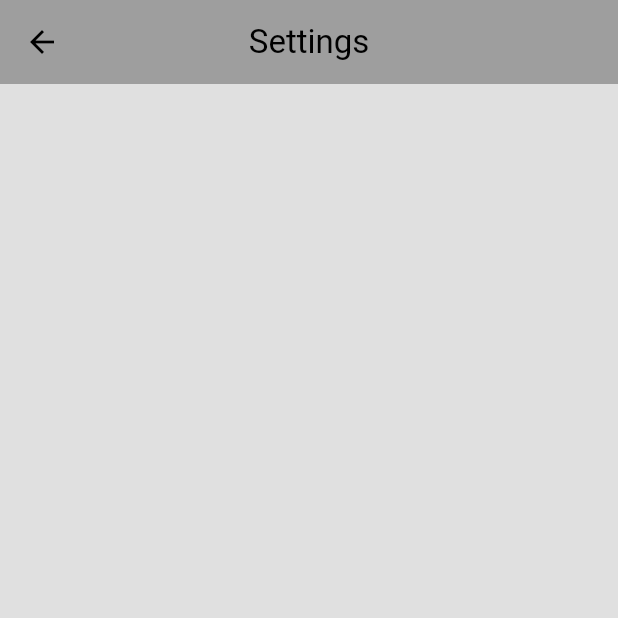
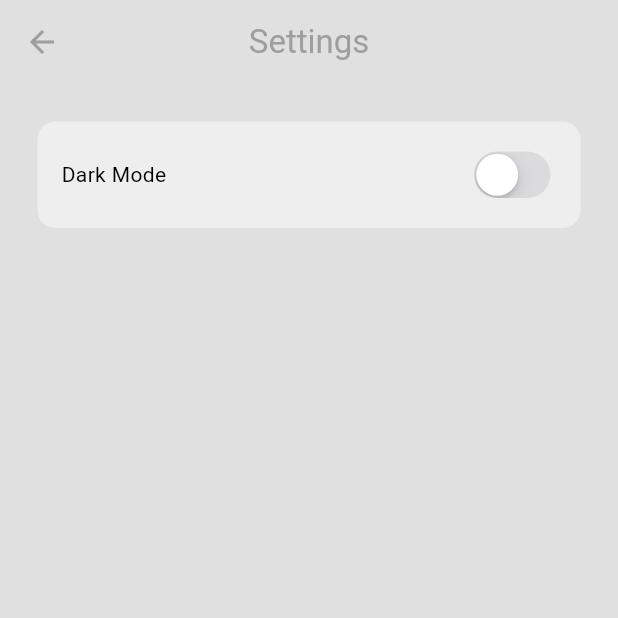
Before and after one commit to Sahilshaikh11/chatApp, a Flutter app: the screen it shows once a user with an empty profile is signed in, in the side drawer, after a tap on "S E T T I N G S", on a phone screen of 412 x 824 dp, the top half of it. Run offline on Flutter 3.47's test engine with Material 3 defaults, Android fonts, the phone set to English and light mode, and no system bars; our stand-ins replace cloud_firestore, firebase_auth, firebase_core; accounts and stored records are empty; network calls fail.

Commit message:
chat bubble/dark mode/enhanced chat functionality

```diff
--- a/lib/main.dart
+++ b/lib/main.dart
@@ -1,15 +1,22 @@
 import 'package:chat_app/services/auth/auth_gate.dart';
 import 'package:chat_app/firebase_options.dart';
 import 'package:chat_app/themes/light_mode.dart';
+import 'package:chat_app/themes/theme_provider.dart';
 import 'package:firebase_core/firebase_core.dart';
 import 'package:flutter/material.dart';
+import 'package:provider/provider.dart';
 
 void main() async {
   WidgetsFlutterBinding.ensureInitialized();
   await Firebase.initializeApp(
     options: DefaultFirebaseOptions.currentPlatform,
   );
-  runApp(const MyApp());
+  runApp(
+    ChangeNotifierProvider(
+      create: (context) => ThemeProvider(),
+      child: const MyApp(),
+    ),
+  );
 }
 
 class MyApp extends StatelessWidget {
@@ -21,7 +28,7 @@ class MyApp extends StatelessWidget {
     return MaterialApp(
       debugShowCheckedModeBanner: false,
       home: const AuthGate(),
-      theme: lightMode,
+      theme: Provider.of<ThemeProvider>(context).themeData,
     );
   }
 }
--- a/lib/pages/home_page.dart
+++ b/lib/pages/home_page.dart
@@ -19,12 +19,14 @@ class HomePage extends StatelessWidget {
           title: Text(
             'Home',
             style: TextStyle(
-              color: Theme.of(context).colorScheme.tertiary,
+              color: Theme.of(context).colorScheme.primary,
             ),
           ),
-          backgroundColor: Theme.of(context).colorScheme.primary,
+          backgroundColor: Colors.transparent,
+          foregroundColor: Colors.grey,
+          elevation: 0,
           iconTheme: IconThemeData(
-            color: Theme.of(context).colorScheme.tertiary,
+            color: Theme.of(context).colorScheme.primary,
           )),
       drawer: const MyDrawer(),
       body: _buildUserStream(),
--- a/lib/pages/settings_page.dart
+++ b/lib/pages/settings_page.dart
@@ -1,4 +1,7 @@
+import 'package:chat_app/themes/theme_provider.dart';
+import 'package:flutter/cupertino.dart';
 import 'package:flutter/material.dart';
+import 'package:provider/provider.dart';
 
 class SettingsPage extends StatelessWidget {
   const SettingsPage({super.key});
@@ -6,10 +9,43 @@ class SettingsPage extends StatelessWidget {
   @override
   Widget build(BuildContext context) {
     return Scaffold(
+      backgroundColor: Theme.of(context).colorScheme.surface,
       appBar: AppBar(
-        title: const Text('Settings'),
         centerTitle: true,
-        backgroundColor: Theme.of(context).colorScheme.primary,
+        title: Text(
+          'Settings',
+          style: TextStyle(
+            color: Theme.of(context).colorScheme.primary,
+          ),
+        ),
+        backgroundColor: Colors.transparent,
+        foregroundColor: Colors.grey,
+        elevation: 0,
+        iconTheme: IconThemeData(
+          color: Theme.of(context).colorScheme.primary,
+        ),
+      ),
+      body: Container(
+        decoration: BoxDecoration(
+            color: Theme.of(context).colorScheme.secondary,
+            borderRadius: BorderRadius.circular(12)),
+        margin: const EdgeInsets.all(25.0),
+        padding: const EdgeInsets.all(16.0),
+        child: Row(
+          mainAxisAlignment: MainAxisAlignment.spaceBetween,
+          children: [
+            // dark mode
+            Text("Dark Mode"),
+
+            CupertinoSwitch(
+              value:
+                  Provider.of<ThemeProvider>(context, listen: false).isDarkMode,
+              onChanged: (value) =>
+                  Provider.of<ThemeProvider>(context, listen: false)
+                      .toggleTheme(),
+            ),
+          ],
+        ),
       ),
     );
   }
--- /dev/null
+++ b/lib/themes/dark_mode.dart
@@ -0,0 +1,11 @@
+import 'package:flutter/material.dart';
+
+ThemeData darkMode = ThemeData(
+  colorScheme: ColorScheme.dark(
+    surface: Colors.grey.shade900,
+    primary: Colors.grey.shade600,
+    secondary: Colors.grey.shade700,
+    tertiary: Colors.grey.shade800,
+    inversePrimary: Colors.grey.shade300,
+  )
+);
--- a/lib/themes/light_mode.dart
+++ b/lib/themes/light_mode.dart
@@ -5,7 +5,7 @@ ThemeData lightMode = ThemeData(
     surface: Colors.grey.shade300,
     primary: Colors.grey.shade500,
     secondary: Colors.grey.shade200,
-    tertiary: Colors.white,
+    tertiary: Colors.grey.shade300,
     inversePrimary: Colors.grey.shade900,
   )
 );
--- /dev/null
+++ b/lib/themes/theme_provider.dart
@@ -0,0 +1,25 @@
+import 'package:chat_app/themes/dark_mode.dart';
+import 'package:chat_app/themes/light_mode.dart';
+import 'package:flutter/material.dart';
+
+class ThemeProvider extends ChangeNotifier{
+  ThemeData _themeData = lightMode;
+
+  ThemeData get themeData => _themeData;
+
+  bool get isDarkMode => _themeData == darkMode;
+
+  set themeData(ThemeData themeData) {
+    _themeData = themeData;
+    notifyListeners();
+  }
+
+  void toggleTheme() {
+    if (_themeData == lightMode) {
+      _themeData = darkMode;
+    } else {
+      _themeData = lightMode;
+    }
+    notifyListeners();
+  }
+}
--- a/pubspec.yaml
+++ b/pubspec.yaml
@@ -38,6 +38,7 @@ dependencies:
   firebase_core: ^3.13.0
   firebase_auth: ^5.5.2
   cloud_firestore: ^5.6.6
+  provider: ^6.1.4
 
 dev_dependencies:
   flutter_test:
```
Also changed, not shown: lib/components/chat_bubble.dart (added, +37 -0 lines), lib/components/my_textfield.dart (+8 -1 lines), lib/pages/chat_page.dart (+66 -8 lines), 1 other file.
